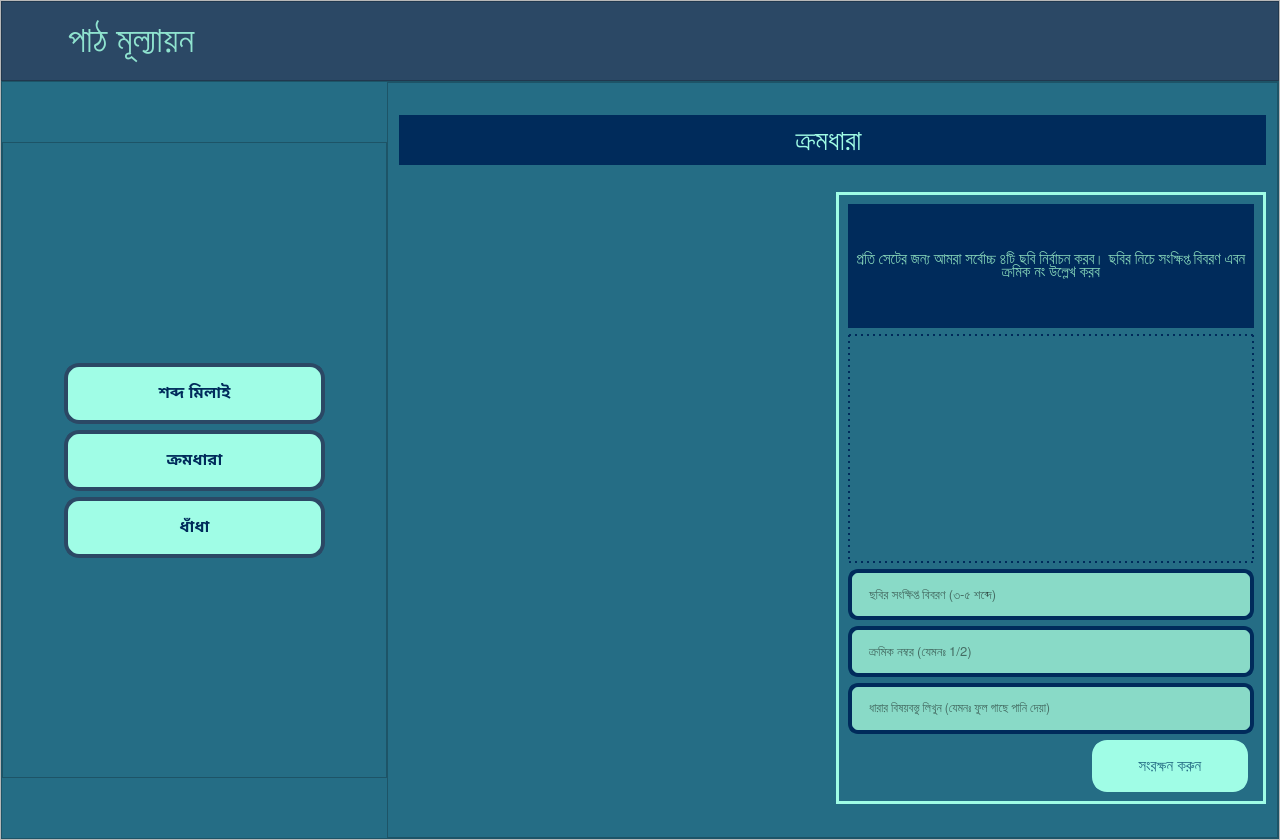
Qt form EmPower/Teacher/Frontend/PyQt_UI/HomePage.ui (ahmedfahad04/SPL-2) before a commit.
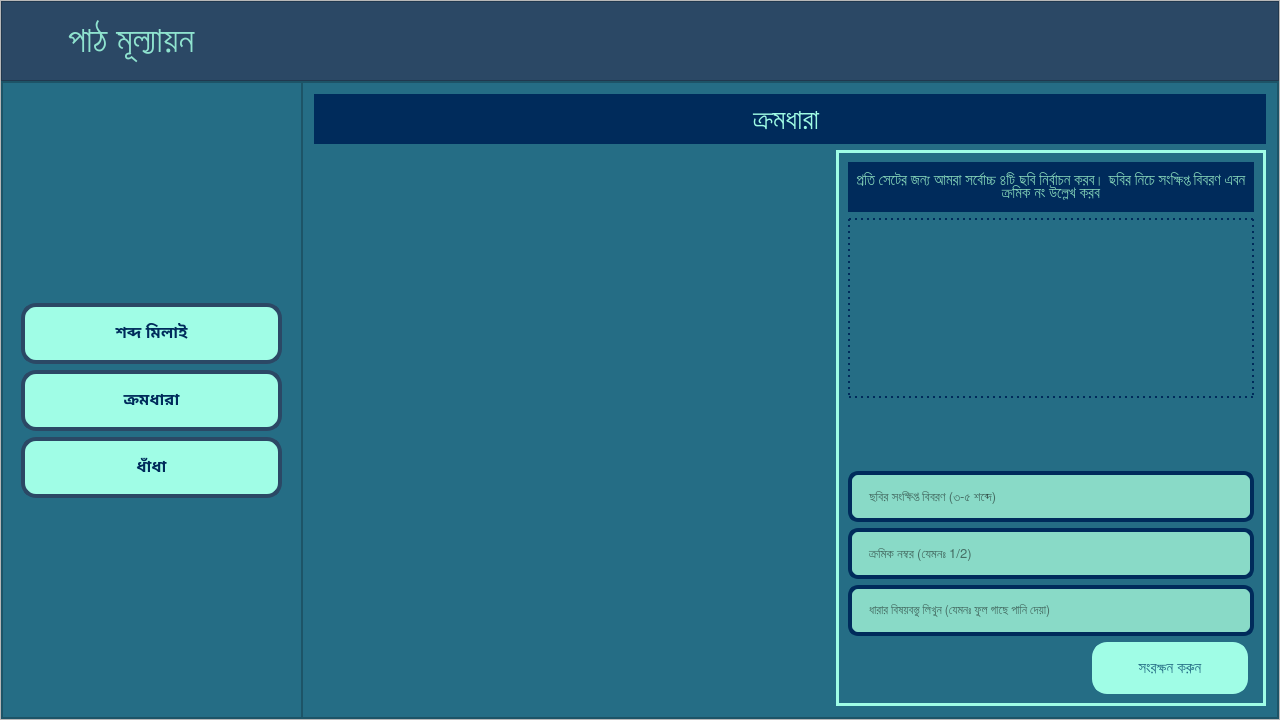
The same form after that commit. Icons and pictures are not drawn.

```diff
--- a/EmPower/Teacher/Frontend/PyQt_UI/HomePage.ui
+++ b/EmPower/Teacher/Frontend/PyQt_UI/HomePage.ui
@@ -7,7 +7,7 @@
     <x>0</x>
     <y>0</y>
     <width>1280</width>
-    <height>840</height>
+    <height>720</height>
    </rect>
   </property>
   <property name="minimumSize">
@@ -2014,13 +2014,13 @@
                <widget class="QFrame" name="eval_left_frame">
                 <property name="minimumSize">
                  <size>
-                  <width>385</width>
+                  <width>300</width>
                   <height>636</height>
                  </size>
                 </property>
                 <property name="maximumSize">
                  <size>
-                  <width>385</width>
+                  <width>300</width>
                   <height>636</height>
                  </size>
                 </property>
@@ -2592,11 +2592,11 @@
                         <enum>QFrame::Raised</enum>
                        </property>
                        <layout class="QGridLayout" name="gridLayout_17">
-                        <item row="3" column="0" colspan="3">
+                        <item row="4" column="0" colspan="3">
                          <widget class="QLineEdit" name="task_seq_img_seq_edit">
                           <property name="minimumSize">
                            <size>
-                            <width>381</width>
+                            <width>300</width>
                             <height>51</height>
                            </size>
                           </property>
@@ -2621,11 +2621,11 @@
                           </property>
                          </widget>
                         </item>
-                        <item row="2" column="0" colspan="3">
+                        <item row="3" column="0" colspan="3">
                          <widget class="QLineEdit" name="task_seq_img_desc_edit">
                           <property name="minimumSize">
                            <size>
-                            <width>381</width>
+                            <width>300</width>
                             <height>51</height>
                            </size>
                           </property>
@@ -2651,8 +2651,8 @@
                          <widget class="QLabel" name="task_seq_img_view_lbl">
                           <property name="minimumSize">
                            <size>
-                            <width>402</width>
-                            <height>229</height>
+                            <width>300</width>
+                            <height>180</height>
                            </size>
                           </property>
                           <property name="font">
@@ -2674,7 +2674,7 @@
                           </property>
                          </widget>
                         </item>
-                        <item row="5" column="1">
+                        <item row="6" column="1">
                          <widget class="QPushButton" name="task_seq_img_save_btn">
                           <property name="minimumSize">
                            <size>
@@ -2744,7 +2744,7 @@
                           </property>
                          </widget>
                         </item>
-                        <item row="5" column="0">
+                        <item row="6" column="0">
                          <spacer name="horizontalSpacer_22">
                           <property name="orientation">
                            <enum>Qt::Horizontal</enum>
@@ -2760,7 +2760,7 @@
                           </property>
                          </spacer>
                         </item>
-                        <item row="5" column="2">
+                        <item row="6" column="2">
                          <spacer name="horizontalSpacer_23">
                           <property name="orientation">
                            <enum>Qt::Horizontal</enum>
@@ -2776,11 +2776,11 @@
                           </property>
                          </spacer>
                         </item>
-                        <item row="4" column="0" colspan="3">
+                        <item row="5" column="0" colspan="3">
                          <widget class="QLineEdit" name="task_seq_set_lbl">
                           <property name="minimumSize">
                            <size>
-                            <width>326</width>
+                            <width>300</width>
                             <height>51</height>
                            </size>
                           </property>
@@ -2804,6 +2804,19 @@
                           </property>
                          </widget>
                         </item>
+                        <item row="2" column="0">
+                         <spacer name="verticalSpacer_6">
+                          <property name="orientation">
+                           <enum>Qt::Vertical</enum>
+                          </property>
+                          <property name="sizeHint" stdset="0">
+                           <size>
+                            <width>10</width>
+                            <height>40</height>
+                           </size>
+                          </property>
+                         </spacer>
+                        </item>
                        </layout>
                       </widget>
                      </item>
```
